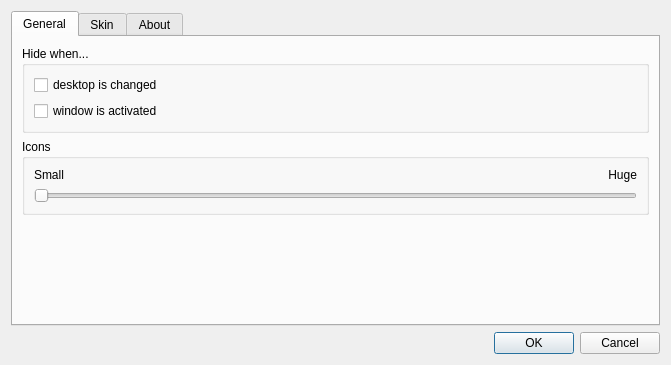
Qt form src/optionsdlg.ui (eagafonov/ikonized) before a commit.
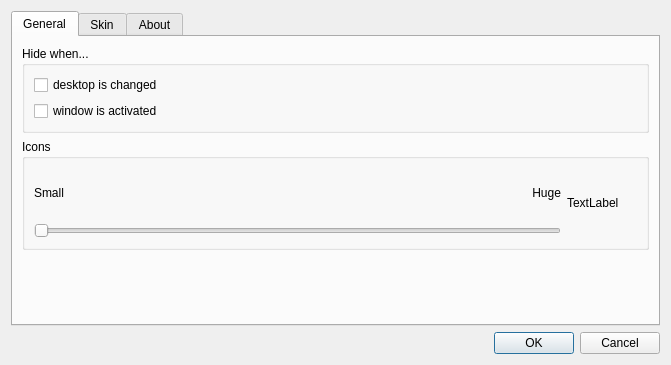
The same form after that commit.

Commit message: Preview while icon size selecting

```diff
--- a/src/optionsdlg.ui
+++ b/src/optionsdlg.ui
@@ -88,7 +88,7 @@
              <property name="title">
               <string>Icons</string>
              </property>
-             <layout class="QVBoxLayout" name="verticalLayout_3">
+             <layout class="QHBoxLayout" name="horizontalLayout_7">
               <item>
                <layout class="QVBoxLayout" name="verticalLayout_2">
                 <item>
@@ -136,6 +136,25 @@
                 </item>
                </layout>
               </item>
+              <item>
+               <widget class="QLabel" name="iconPreview">
+                <property name="minimumSize">
+                 <size>
+                  <width>70</width>
+                  <height>70</height>
+                 </size>
+                </property>
+                <property name="maximumSize">
+                 <size>
+                  <width>70</width>
+                  <height>70</height>
+                 </size>
+                </property>
+                <property name="text">
+                 <string>TextLabel</string>
+                </property>
+               </widget>
+              </item>
              </layout>
             </widget>
            </item>
```
The commit also changes 3 other files.
